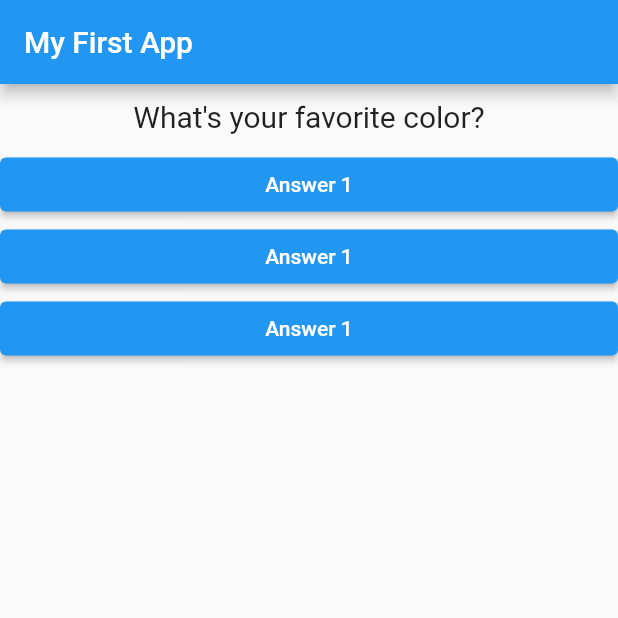
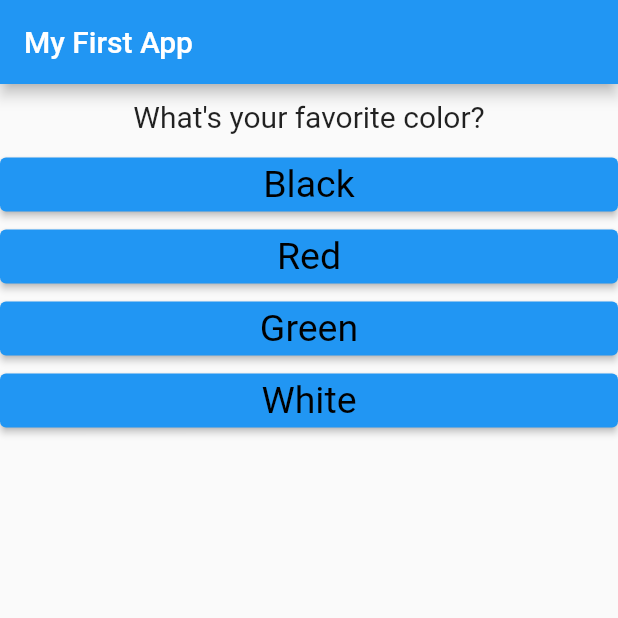
Before and after one commit to AnDamazio/flutter_complete_guide, a Flutter app: the screen it shows after launch, on a phone screen of 412 x 824 dp, the top half of it. Run offline on Flutter 3.47's test engine with Material 2 defaults, Android fonts, the phone set to English and light mode, and no system bars.

Commit message:
Add answers dynamically, turn array of questions into a map object

```diff
--- a/lib/answer.dart
+++ b/lib/answer.dart
@@ -1,12 +1,11 @@
 import 'package:flutter/material.dart';
-import 'package:flutter/src/foundation/key.dart';
-import 'package:flutter/src/widgets/framework.dart';
 
 class Answer extends StatelessWidget {
   // ignore: use_key_in_widget_constructors
-  const Answer(this.selectHandler);
+  const Answer(this.selectHandler, this.answerText);
 
   final VoidCallback selectHandler;
+  final String answerText;
 
   @override
   Widget build(BuildContext context) {
@@ -16,8 +15,12 @@ class Answer extends StatelessWidget {
         onPressed: selectHandler,
         style: ButtonStyle(
           backgroundColor: MaterialStateProperty.all(Colors.blue),
+          textStyle: MaterialStateProperty.all(
+            const TextStyle(fontSize: 25),
+          ),
+          foregroundColor: MaterialStateProperty.all(Colors.black),
         ),
-        child: const Text('Answer 1'),
+        child: Text(answerText),
       ),
     );
   }
--- a/lib/main.dart
+++ b/lib/main.dart
@@ -19,6 +19,7 @@ class MyApp extends StatefulWidget {
 
 class _MyAppState extends State<MyApp> {
   var _questionIndex = 0;
+  var _questionsLength;
 
   @override
   Widget build(BuildContext context) {
@@ -26,13 +27,25 @@ class _MyAppState extends State<MyApp> {
       setState(() {
         _questionIndex = _questionIndex + 1;
       });
-      print('Answer chosen!');
+      print('Answer chosen! $_questionIndex, $_questionsLength');
     }
 
     var questions = [
-      'What\'s your favorite color?',
-      'What\'s your favorite animal?'
+      {
+        'questionText': 'What\'s your favorite color?',
+        'answers': ['Black', 'Red', 'Green', 'White'],
+      },
+      {
+        'questionText': 'What\'s your favorite animal?',
+        'answers': ['Rabbit', 'Snake', 'Elephant', 'Lion'],
+      },
+      {
+        'questionText': 'What\'s your favorite instructor?',
+        'answers': ['Rodrigo', 'Luizinho', 'Angela', 'Max'],
+      }
     ];
+
+    _questionsLength = questions.length;
     return MaterialApp(
       home: Scaffold(
         appBar: AppBar(
@@ -40,10 +53,13 @@ class _MyAppState extends State<MyApp> {
         ),
         body: Column(
           children: [
-            Question(questionText: questions[_questionIndex]),
-            Answer(_answerQuestion),
-            Answer(_answerQuestion),
-            Answer(_answerQuestion),
+            Question(
+                questionText:
+                    questions[_questionIndex]['questionText'] as String),
+            ...(questions[_questionIndex]['answers'] as List<String>)
+                .map((answer) {
+              return Answer(_answerQuestion, answer);
+            }).toList()
           ],
         ),
       ),
```
